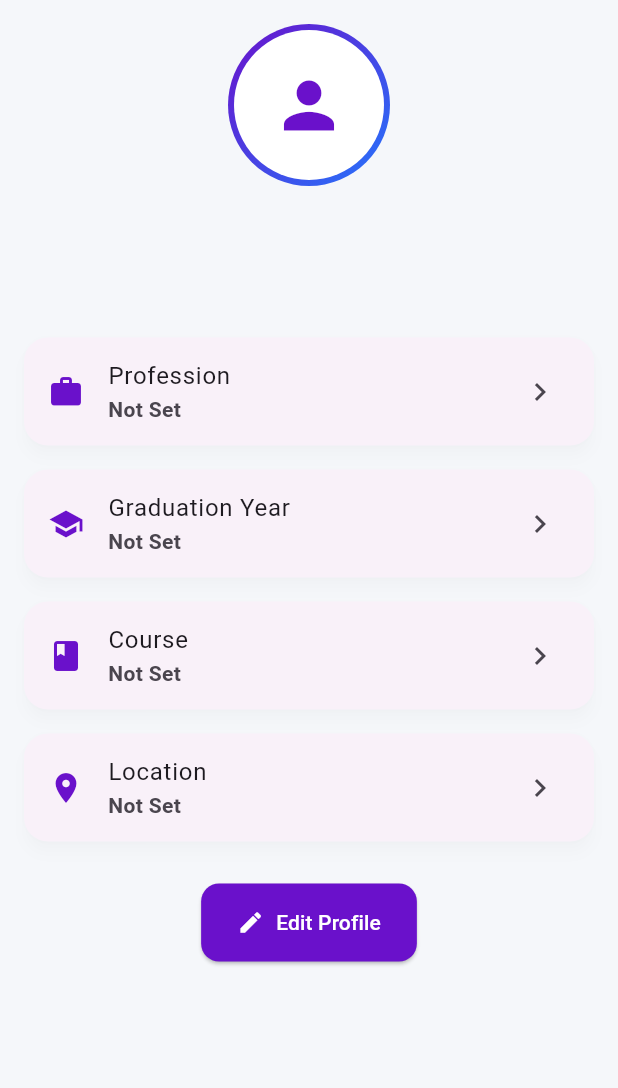
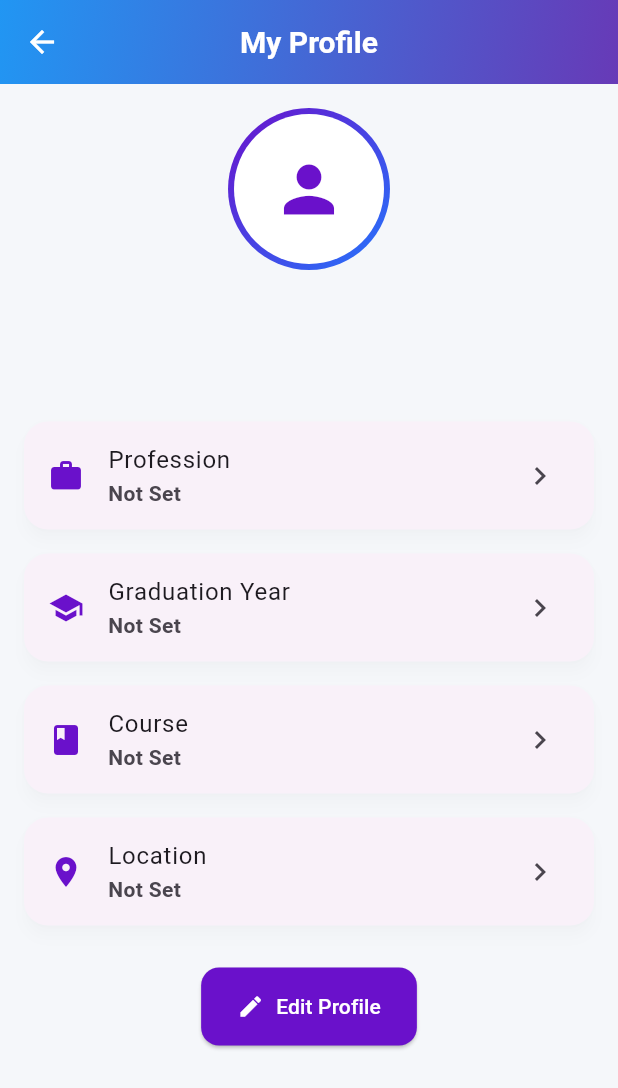
Before and after one commit to JAYASIMMA/ccet_alumini_app, a Flutter app: the FeedTab screen opened directly, after a tap on "Profile", on a phone screen of 412 x 824 dp. Shown: the top 1088 px of the screen. Run offline on Flutter 3.47's test engine with Material 3 defaults, Android fonts, the phone set to English and light mode, and no system bars; drawn by our look-alikes of auto_size_text; our stand-ins replace carousel_slider, image_picker, shared_preferences; accounts and stored records are empty; network calls fail.

```diff
--- a/lib/screens/tabs/feed_tab.dart
+++ b/lib/screens/tabs/feed_tab.dart
@@ -203,8 +203,25 @@ class _FeedTabState extends State<FeedTab> {
                             () => Navigator.push(
                               context,
                               MaterialPageRoute(
-                                builder: (context) =>
-                                    Scaffold(body: ProfileTab()),
+                                builder: (context) => Scaffold(
+                                  appBar: AppBar(
+                                    title: const Text("My Profile"),
+                                    centerTitle: true,
+                                    flexibleSpace: Container(
+                                      decoration: const BoxDecoration(
+                                        gradient: LinearGradient(
+                                          colors: [
+                                            Colors.blue,
+                                            Colors.deepPurple,
+                                          ],
+                                          begin: Alignment.topLeft,
+                                          end: Alignment.bottomRight,
+                                        ),
+                                      ),
+                                    ),
+                                  ),
+                                  body: const ProfileTab(),
+                                ),
                               ),
                             ),
                           ),
@@ -217,8 +234,25 @@ class _FeedTabState extends State<FeedTab> {
                             () => Navigator.push(
                               context,
                               MaterialPageRoute(
-                                builder: (context) =>
-                                    Scaffold(appBar: null, body: EventsTab()),
+                                builder: (context) => Scaffold(
+                                  appBar: AppBar(
+                                    title: const Text("Events"),
+                                    centerTitle: true,
+                                    flexibleSpace: Container(
+                                      decoration: const BoxDecoration(
+                                        gradient: LinearGradient(
+                                          colors: [
+                                            Colors.blue,
+                                            Colors.deepPurple,
+                                          ],
+                                          begin: Alignment.topLeft,
+                                          end: Alignment.bottomRight,
+                                        ),
+                                      ),
+                                    ),
+                                  ),
+                                  body: const EventsTab(),
+                                ),
                               ),
                             ),
                           ),
```
